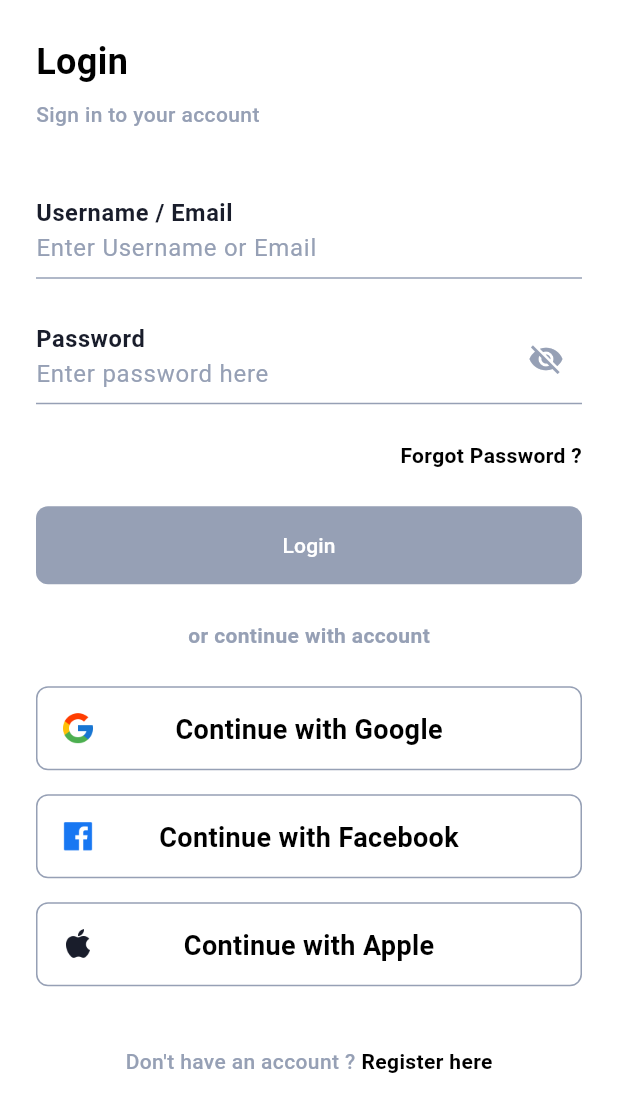
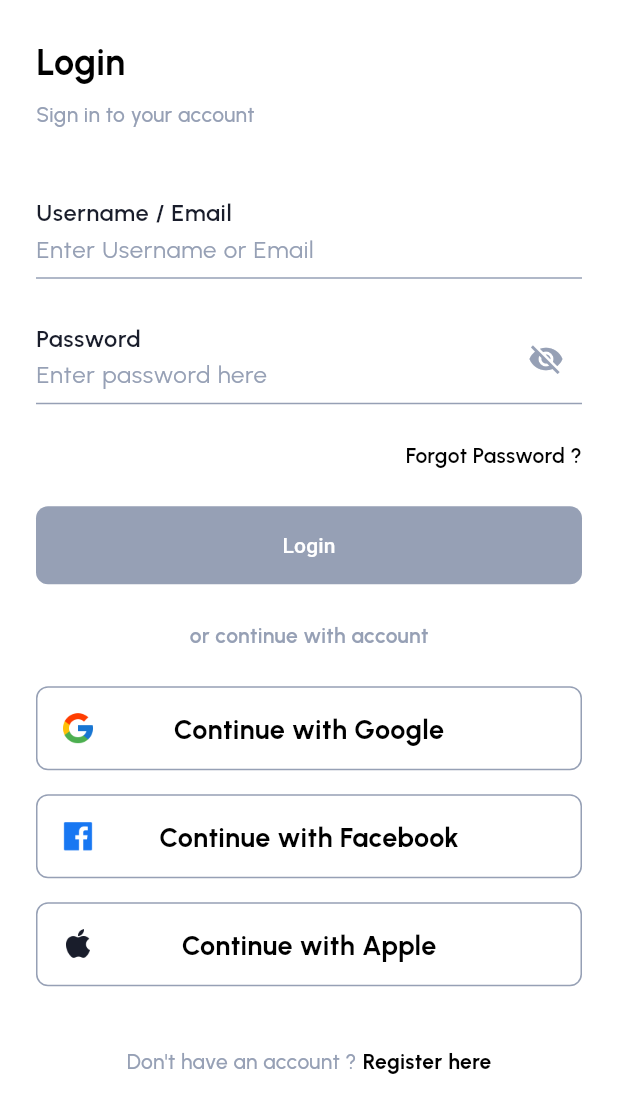
Before and after one commit to youssefali424/ringo_media, a Flutter app: the screen it shows after launch, on a phone screen of 412 x 824 dp. Shown: the top 1113 px of the screen. Run offline on Flutter 3.47's test engine with Material 3 defaults, Android fonts, the phone set to English and light mode, and no system bars; our stand-ins replace easy_localization, flutter_riverpod, freezed_annotation, go_router, stack_trace.

Commit message:
[add] login screen

```diff
--- a/assets/translations/en.json
+++ b/assets/translations/en.json
@@ -18,5 +18,6 @@
     "viewAllProjects": "View All Projects",
     "calendar": "Calendar",
     "schedule": "Schedule",
-    "task": "Task"
+    "task": "Task",
+    "emailError": "Please enter a valid email address"
 }
--- a/lib/app.dart
+++ b/lib/app.dart
@@ -14,6 +14,7 @@ class MyApp extends ConsumerWidget {
   Widget build(BuildContext context, ref) {
     return MaterialApp.router(
       title: LocaleKeys.appName,
+      debugShowCheckedModeBanner: false,
       theme: generateLightTheme(),
       // darkTheme: ThemeData(
       //     brightness: Brightness.dark,
--- a/lib/core/theme/font_theme/font_theme.dart
+++ b/lib/core/theme/font_theme/font_theme.dart
@@ -4,7 +4,10 @@ abstract class FontTheme {
   final ThemeData theme;
   FontTheme({required this.theme});
 
-  String? get fontFamily => theme.textTheme.bodyMedium?.fontFamily;
+  String? get fontFamily {
+    print("fontFamily ${theme.textTheme.bodyLarge?.fontFamily}");
+    return theme.textTheme.bodyLarge?.fontFamily;
+  }
 
   TextStyle get xs => TextStyle(
         fontFamily: fontFamily,
--- a/lib/core/theme/theme.dart
+++ b/lib/core/theme/theme.dart
@@ -38,8 +38,14 @@ ThemeData generateLightTheme() {
       /// flutter follows material design and its guidelines
       /// but in design i couldn't match material design with
       /// the given style guidelines in Figma
-      textTheme:
-          const TextTheme().apply(bodyColor: primary, displayColor: primary),
+      /// which is why i depend on custom font handling
+      textTheme: const TextTheme(
+        bodyLarge: TextStyle(),
+      ).apply(
+        bodyColor: primary,
+        displayColor: primary,
+        fontFamily: "Urbanist",
+      ),
       textButtonTheme: TextButtonThemeData(
           style: ButtonStyle(
         backgroundColor: WidgetStateProperty.resolveWith((states) {
--- a/lib/features/auth/login/domain/entities/login_state.dart
+++ b/lib/features/auth/login/domain/entities/login_state.dart
@@ -9,7 +9,6 @@ class LoginState with _$LoginState implements BaseBlocState {
   const factory LoginState({
     @Default(false) buttonEnabled,
     @Default(false) bool emailError,
-    @Default(false) bool passwordError,
     @Default(false) bool passwordVisible,
     @Default(false) bool isLoading,
     @Default(false) bool hasNoConnection,
--- a/lib/features/auth/login/presentation/screens/login_screen.dart
+++ b/lib/features/auth/login/presentation/screens/login_screen.dart
@@ -53,13 +53,18 @@ class _LoginScreen extends ConsumerWidget {
                 style: Theme.of(context).medium.sm.secondary,
               ),
               const SizedBox(height: 40),
-              TextField(
-                controller: viewModel.emailController,
-                decoration: InputDecoration(
-                  labelText: LocaleKeys.username.tr(),
-                  hintText: LocaleKeys.enterUsernameOrEmail.tr(),
-                ),
-              ),
+              Consumer(builder: (context, ref, child) {
+                var emailError = ref.watch(
+                    loginViewModelProvider.select((value) => value.emailError));
+                return TextField(
+                  controller: viewModel.emailController,
+                  decoration: InputDecoration(
+                    labelText: LocaleKeys.username.tr(),
+                    hintText: LocaleKeys.enterUsernameOrEmail.tr(),
+                    errorText: emailError ? LocaleKeys.emailError.tr() : null,
+                  ),
+                );
+              }),
               Consumer(builder: (context, ref, child) {
                 var passwordVisible = ref.watch(loginViewModelProvider
                     .select((value) => value.passwordVisible));
@@ -102,7 +107,14 @@ class _LoginScreen extends ConsumerWidget {
                       var enabled = ref.watch(loginViewModelProvider
                           .select((value) => value.buttonEnabled));
                       return FilledButton(
-                        onPressed: enabled ? () {} : null,
+                        onPressed: enabled
+                            ? () {
+                                var success = ref
+                                    .read(loginViewModelProvider.notifier)
+                                    .login();
+                                if (success) {}
+                              }
+                            : null,
                         child: Text(LocaleKeys.login.tr()),
                       );
                     }),
```
Also changed, not shown: lib/features/auth/login/presentation/view_models/login_view_model.dart (+12 -2 lines), pubspec.yaml (+14 -6 lines), assets/font/urbanist/Urbanist-Bold.ttf (added), assets/font/urbanist/Urbanist-Medium.ttf (added), assets/font/urbanist/Urbanist-Regular.ttf (added), assets/font/urbanist/Urbanist-SemiBold.ttf (added), assets/font/urbanist/Urbanist-Thin.ttf (added), lib/features/auth/login/domain/entities/login_state.freezed.dart, lib/generated/locale_keys.g.dart.
